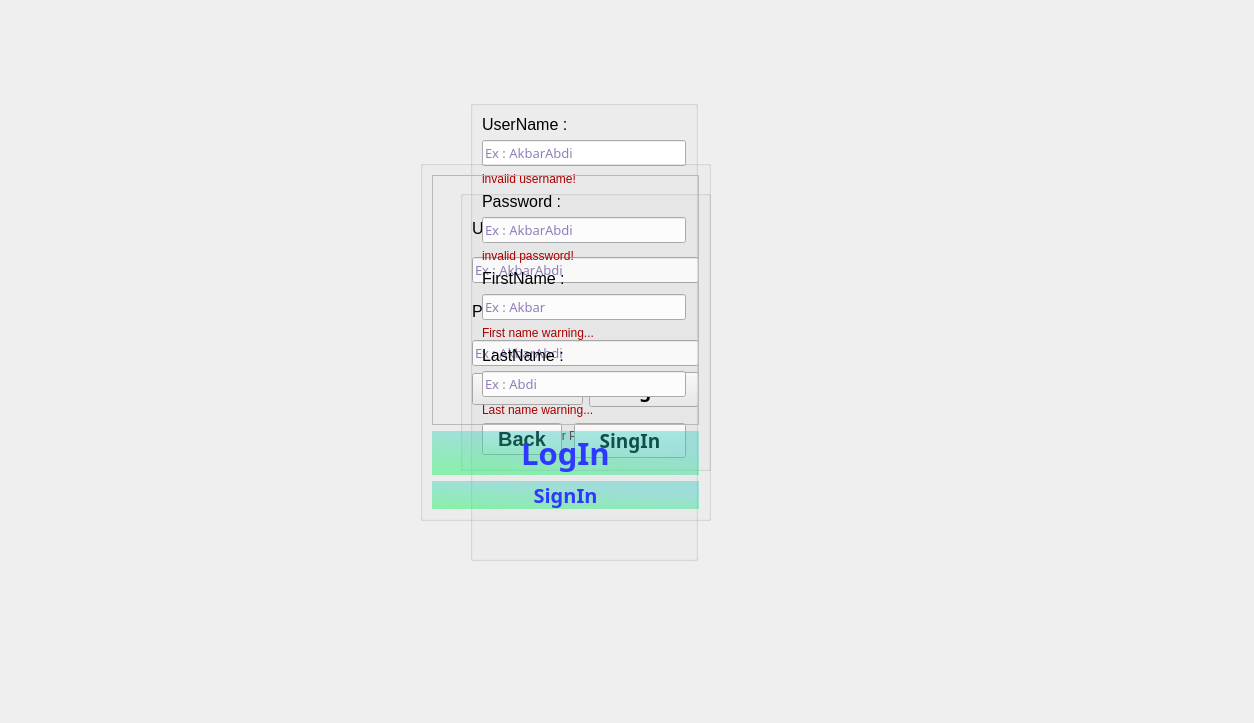
First picture: the form in massenger/mainwindow.ui, repository MahanBeidokhti/AP-Messenger, before the edit.
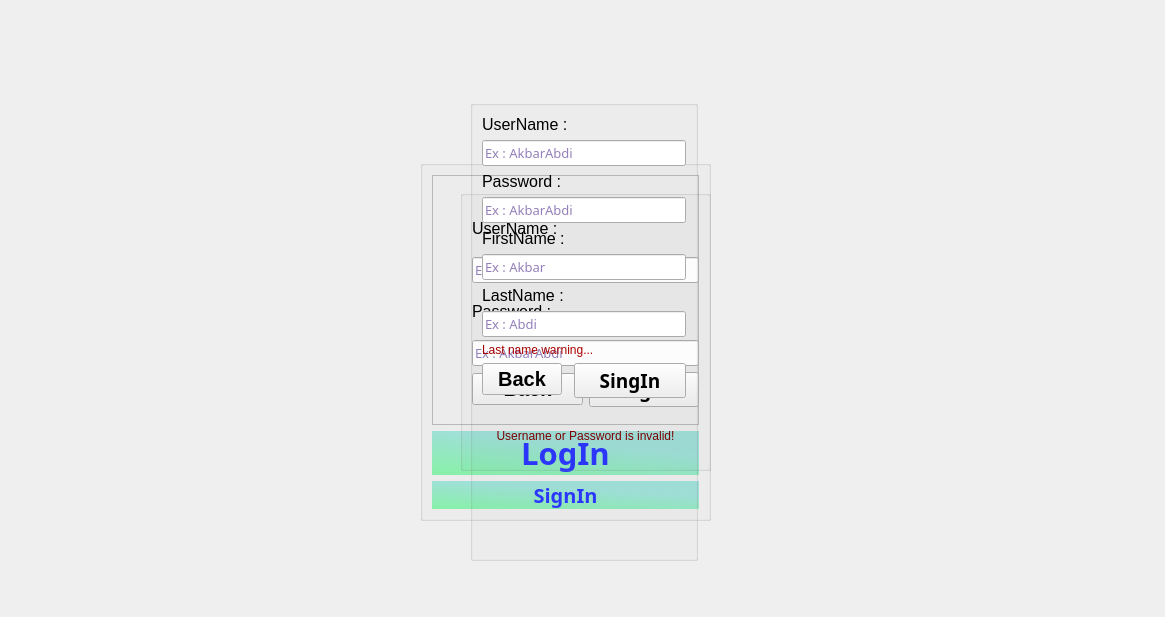
Second picture: the form after the edit. Icons and pictures are not drawn.

Commit message: final log/sign page + primal other pages

What changed in the file:
```diff
--- a/massenger/mainwindow.ui
+++ b/massenger/mainwindow.ui
@@ -6,8 +6,8 @@
    <rect>
     <x>0</x>
     <y>0</y>
-    <width>1254</width>
-    <height>723</height>
+    <width>1165</width>
+    <height>617</height>
    </rect>
   </property>
   <property name="windowTitle">
@@ -163,6 +163,21 @@
      <set>Qt::AlignCenter</set>
     </property>
     <layout class="QFormLayout" name="formLayout">
+     <item row="0" column="0">
+      <widget class="QLabel" name="Label_username_sign">
+       <property name="font">
+        <font>
+         <pointsize>12</pointsize>
+        </font>
+       </property>
+       <property name="text">
+        <string>UserName :</string>
+       </property>
+       <property name="alignment">
+        <set>Qt::AlignLeading|Qt::AlignLeft|Qt::AlignVCenter</set>
+       </property>
+      </widget>
+     </item>
      <item row="1" column="0" colspan="2">
       <widget class="QLineEdit" name="input_username_sign">
        <property name="font">
@@ -180,17 +195,7 @@
        </property>
       </widget>
      </item>
-     <item row="2" column="0" colspan="2">
-      <widget class="QLabel" name="warning_username">
-       <property name="styleSheet">
-        <string notr="true">color: rgb(170, 0, 0);</string>
-       </property>
-       <property name="text">
-        <string>invalid username!</string>
-       </property>
-      </widget>
-     </item>
-     <item row="3" column="0">
+     <item row="2" column="0">
       <widget class="QLabel" name="Label_password__sign">
        <property name="font">
         <font>
@@ -202,7 +207,7 @@
        </property>
       </widget>
      </item>
-     <item row="4" column="0" colspan="2">
+     <item row="3" column="0" colspan="2">
       <widget class="QLineEdit" name="input_password_sign">
        <property name="font">
         <font>
@@ -221,17 +226,7 @@
        </property>
       </widget>
      </item>
-     <item row="5" column="0" colspan="2">
-      <widget class="QLabel" name="warning_password">
-       <property name="styleSheet">
-        <string notr="true">color: rgb(170, 0, 0);</string>
-       </property>
-       <property name="text">
-        <string>invalid password!</string>
-       </property>
-      </widget>
-     </item>
-     <item row="6" column="0">
+     <item row="4" column="0">
       <widget class="QLabel" name="Label_Fname">
        <property name="font">
         <font>
@@ -243,7 +238,7 @@
        </property>
       </widget>
      </item>
-     <item row="7" column="0" colspan="2">
+     <item row="5" column="0" colspan="2">
       <widget class="QLineEdit" name="input_firstname">
        <property name="font">
         <font>
@@ -262,17 +257,7 @@
        </property>
       </widget>
      </item>
-     <item row="8" column="0" colspan="2">
-      <widget class="QLabel" name="warning_firstname">
-       <property name="styleSheet">
-        <string notr="true">color: rgb(170, 0, 0);</string>
-       </property>
-       <property name="text">
-        <string>First name warning...</string>
-       </property>
-      </widget>
-     </item>
-     <item row="9" column="0">
+     <item row="6" column="0">
       <widget class="QLabel" name="Label_lastname">
        <property name="font">
         <font>
@@ -284,7 +269,7 @@
        </property>
       </widget>
      </item>
-     <item row="10" column="0" colspan="2">
+     <item row="7" column="0" colspan="2">
       <widget class="QLineEdit" name="input_lastname">
        <property name="font">
         <font>
@@ -303,17 +288,7 @@
        </property>
       </widget>
      </item>
-     <item row="11" column="0" colspan="2">
-      <widget class="QLabel" name="warning_lastname">
-       <property name="styleSheet">
-        <string notr="true">color: rgb(170, 0, 0);</string>
-       </property>
-       <property name="text">
-        <string>Last name warning...</string>
-       </property>
-      </widget>
-     </item>
-     <item row="12" column="0">
+     <item row="9" column="0">
       <widget class="QPushButton" name="Button_back_sign">
        <property name="font">
         <font>
@@ -326,7 +301,7 @@
        </property>
       </widget>
      </item>
-     <item row="12" column="1">
+     <item row="9" column="1">
       <widget class="QPushButton" name="bottom_sign">
        <property name="font">
         <font>
@@ -340,18 +315,13 @@
        </property>
       </widget>
      </item>
-     <item row="0" column="0">
-      <widget class="QLabel" name="Label_username_sign">
-       <property name="font">
-        <font>
-         <pointsize>12</pointsize>
-        </font>
+     <item row="8" column="0" colspan="2">
+      <widget class="QLabel" name="sign_error">
+       <property name="styleSheet">
+        <string notr="true">color: rgb(170, 0, 0);</string>
        </property>
        <property name="text">
-        <string>UserName :</string>
-       </property>
-       <property name="alignment">
-        <set>Qt::AlignLeading|Qt::AlignLeft|Qt::AlignVCenter</set>
+        <string>Last name warning...</string>
        </property>
       </widget>
      </item>
@@ -1064,6 +1034,9 @@
      </item>
     </layout>
    </widget>
+   <zorder>main_box</zorder>
+   <zorder>Login_Box</zorder>
+   <zorder>Signin_Box</zorder>
   </widget>
  </widget>
  <resources/>
```
The commit also changes 4 other files.
